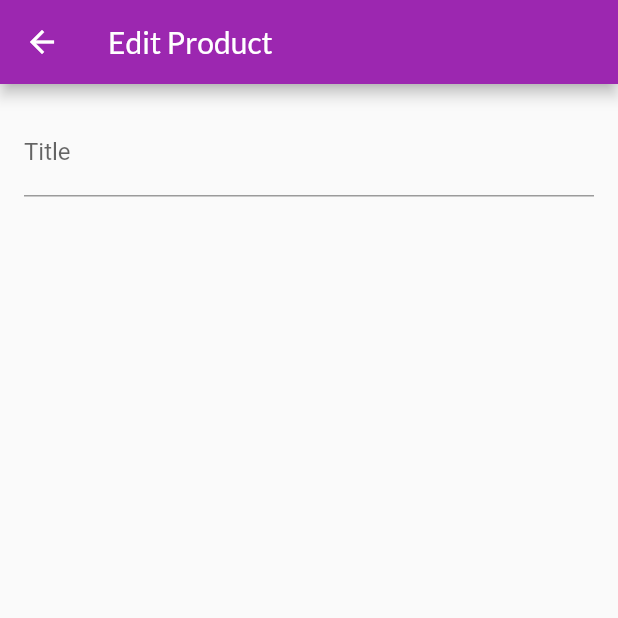
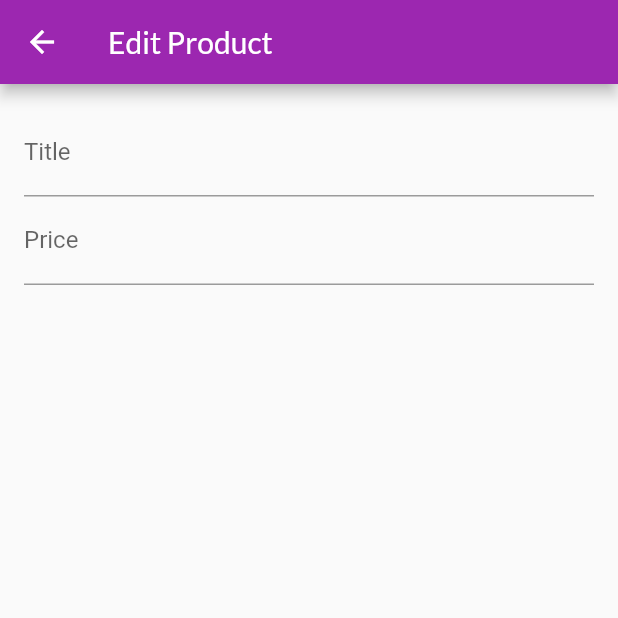
Before and after one commit to lionel-p-albus/demo_05, a Flutter app: the EditProductScreen screen opened by its route, on a phone screen of 412 x 824 dp, the top half of it. Run offline on Flutter 3.47's test engine with Material 2 defaults, Android fonts, the phone set to English and light mode, and no system bars; network calls fail.

Commit message:
managing form input focus

```diff
--- a/lib/screens/edit_product_screen.dart
+++ b/lib/screens/edit_product_screen.dart
@@ -7,6 +7,8 @@ class EditProductScreen extends StatefulWidget {
 }
 
 class _EditProductScreenState extends State<EditProductScreen> {
+  final _priceFocusNode = FocusNode();
+
   @override
   Widget build(BuildContext context) {
     return Scaffold(
@@ -21,6 +23,15 @@ class _EditProductScreenState extends State<EditProductScreen> {
               TextFormField(
                 decoration: InputDecoration(labelText: 'Title'),
                 textInputAction: TextInputAction.next,
+                onFieldSubmitted: (value) {
+                  FocusScope.of(context).requestFocus(_priceFocusNode);
+                },
+              ),
+              TextFormField(
+                decoration: InputDecoration(labelText: 'Price'),
+                textInputAction: TextInputAction.next,
+                keyboardType: TextInputType.number,
+                focusNode: _priceFocusNode,
               ),
             ],
           ),
```
